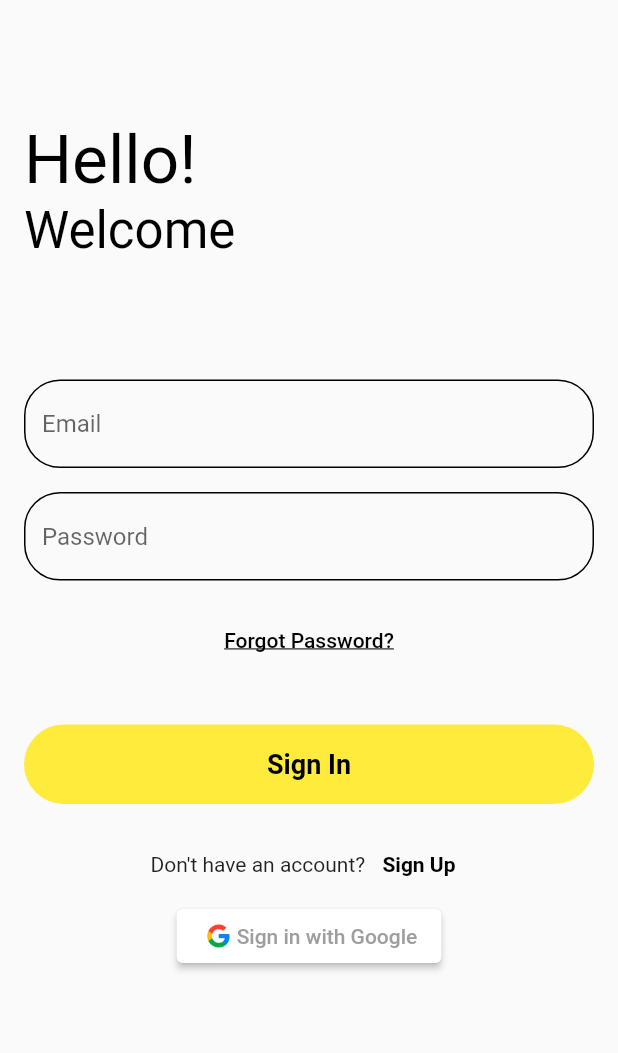
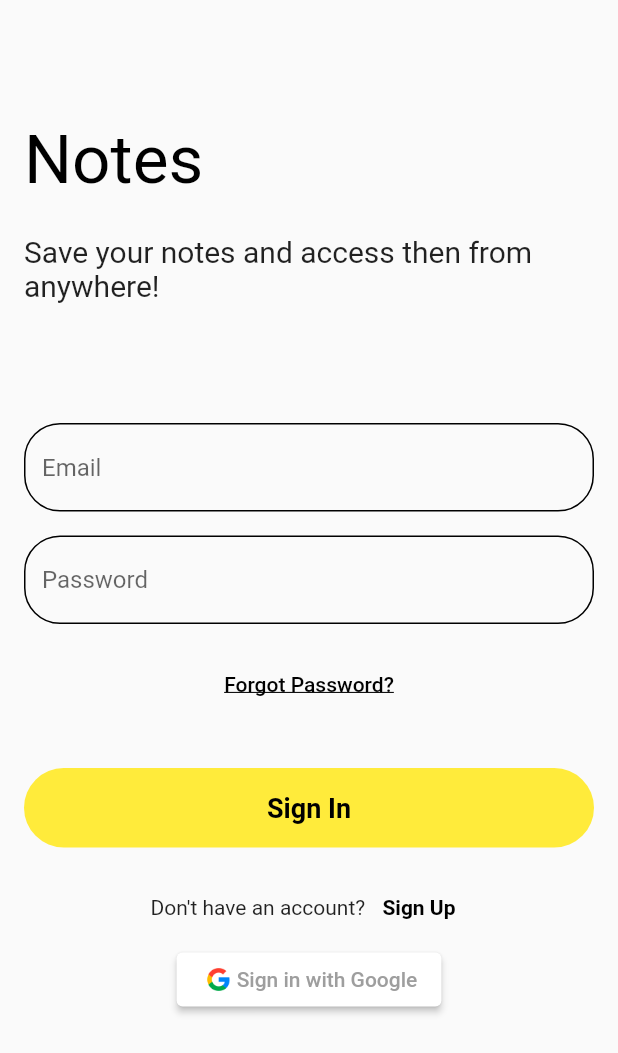
Before and after one commit to anaghajp1996/notes, a Flutter app: the screen it shows after launch, on a phone screen of 412 x 824 dp. Shown: the top 1053 px of the screen. Run offline on Flutter 3.47's test engine with Material 2 defaults, Android fonts, the phone set to English and light mode, and no system bars; our stand-ins replace cloud_firestore, email_validator, firebase_auth, firebase_core, firebase_storage, google_sign_in and 1 more; accounts and stored records are empty.

Commit message:
feat: change text on welcome screen and remove unwanted imports

```diff
--- a/lib/view/screens/notes-screen.dart
+++ b/lib/view/screens/notes-screen.dart
@@ -70,7 +70,7 @@ class _NotesScreenState extends State<NotesScreen> {
                 if (_image != null) {
                   final reference = firebase_storage.FirebaseStorage.instance
                       .ref(_imageFile.path);
-                  final uploadedFile = firebase_storage.FirebaseStorage.instance
+                  final _ = firebase_storage.FirebaseStorage.instance
                       .ref(reference.fullPath)
                       .putFile(_imageFile);
                   uploadedImagePath = reference.fullPath;
--- a/lib/view/screens/sign-in-screen.dart
+++ b/lib/view/screens/sign-in-screen.dart
@@ -1,7 +1,5 @@
 import 'package:email_validator/email_validator.dart';
 import 'package:flutter/material.dart';
-import 'package:firebase_auth/firebase_auth.dart';
-import 'package:google_sign_in/google_sign_in.dart';
 import 'package:notes/helpers/helper.dart';
 import 'package:notes/main.dart';
 import 'package:notes/view-models/authentication-viewmodel.dart';
@@ -32,12 +30,12 @@ class _SignInScreenState extends State<SignInScreen> {
             children: [
               SizedBox(height: 64),
               Text(
-                'Hello!',
+                'Notes',
                 style: Theme.of(context).textTheme.headline3,
               ),
               Text(
-                'Welcome',
-                style: Theme.of(context).textTheme.headline4,
+                '\nSave your notes and access then from anywhere!',
+                style: TextStyle(fontSize: 20),
               ),
               SizedBox(height: 64),
               Padding(
```
